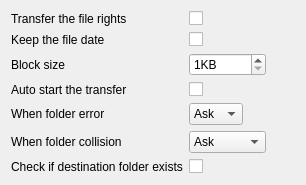
This is plugins/CopyEngine/Ultracopier-0.3/options.ui in alphaonex86/Ultracopier as Qt 5 draws it before an edit. The edited form follows.
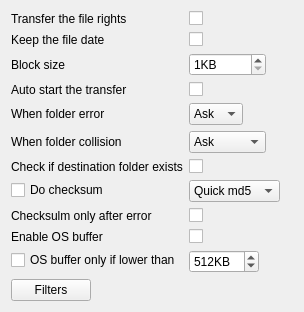
This is the edited form.

Commit message: Prepare all the new options and filters

```diff
--- a/plugins/CopyEngine/Ultracopier-0.3/options.ui
+++ b/plugins/CopyEngine/Ultracopier-0.3/options.ui
@@ -6,8 +6,8 @@
    <rect>
     <x>0</x>
     <y>0</y>
-    <width>306</width>
-    <height>184</height>
+    <width>304</width>
+    <height>289</height>
    </rect>
   </property>
   <layout class="QFormLayout" name="formLayout">
@@ -142,6 +142,100 @@
      </property>
     </widget>
    </item>
+   <item row="7" column="0">
+    <widget class="QCheckBox" name="checkBox">
+     <property name="text">
+      <string>Do checksum</string>
+     </property>
+    </widget>
+   </item>
+   <item row="7" column="1">
+    <widget class="QComboBox" name="comboBox">
+     <item>
+      <property name="text">
+       <string>Quick md5</string>
+      </property>
+     </item>
+     <item>
+      <property name="text">
+       <string>Quick sha1</string>
+      </property>
+     </item>
+     <item>
+      <property name="text">
+       <string>Full crc32</string>
+      </property>
+     </item>
+     <item>
+      <property name="text">
+       <string>Full md5</string>
+      </property>
+     </item>
+     <item>
+      <property name="text">
+       <string>Full sha1</string>
+      </property>
+     </item>
+    </widget>
+   </item>
+   <item row="10" column="0">
+    <widget class="QLabel" name="label_3">
+     <property name="text">
+      <string>Enable OS buffer</string>
+     </property>
+    </widget>
+   </item>
+   <item row="10" column="1">
+    <widget class="QCheckBox" name="checkBox_2">
+     <property name="text">
+      <string/>
+     </property>
+    </widget>
+   </item>
+   <item row="11" column="0">
+    <widget class="QCheckBox" name="checkBox_3">
+     <property name="text">
+      <string>OS buffer only if lower than</string>
+     </property>
+    </widget>
+   </item>
+   <item row="11" column="1">
+    <widget class="QSpinBox" name="spinBox">
+     <property name="suffix">
+      <string>KB</string>
+     </property>
+     <property name="minimum">
+      <number>1</number>
+     </property>
+     <property name="maximum">
+      <number>2048</number>
+     </property>
+     <property name="value">
+      <number>512</number>
+     </property>
+    </widget>
+   </item>
+   <item row="12" column="0">
+    <widget class="QPushButton" name="pushButton">
+     <property name="text">
+      <string>Filters</string>
+     </property>
+    </widget>
+   </item>
+   <item row="8" column="1">
+    <widget class="QCheckBox" name="checkBox_4">
+     <property name="text">
+      <string/>
+     </property>
+    </widget>
+   </item>
+   <item row="8" column="0">
+    <widget class="QLabel" name="label_9">
+     <property name="text">
+      <string>Checksulm only after error</string>
+     </property>
+    </widget>
+   </item>
   </layout>
  </widget>
  <resources/>
```
Left out of the diff: 19 changed lines with no effect on the pictures. The commit also changes 5 other files.
